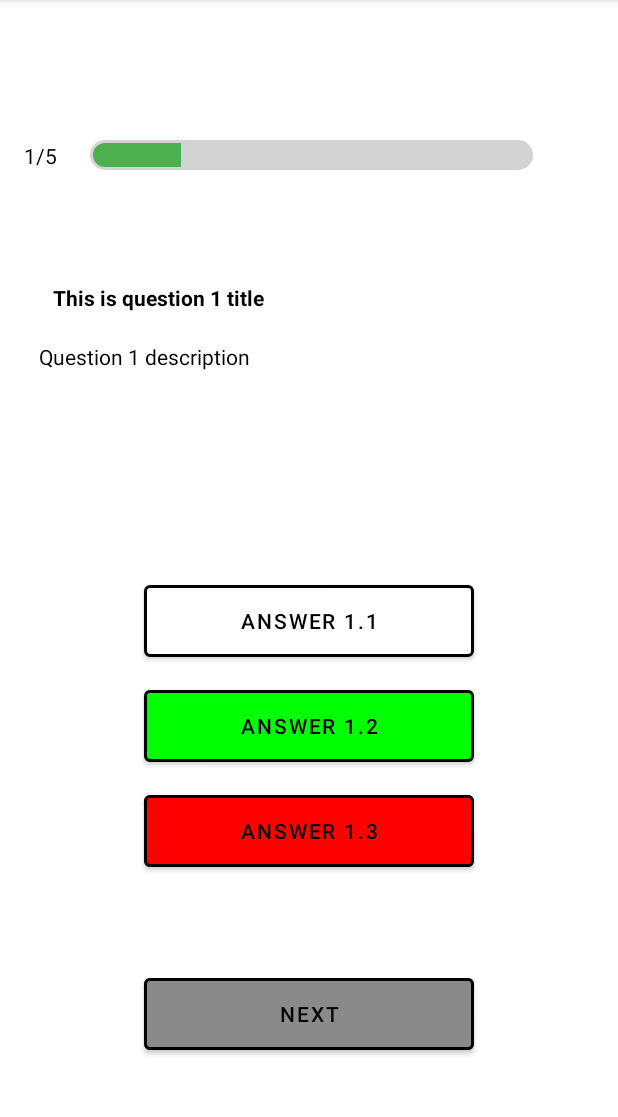
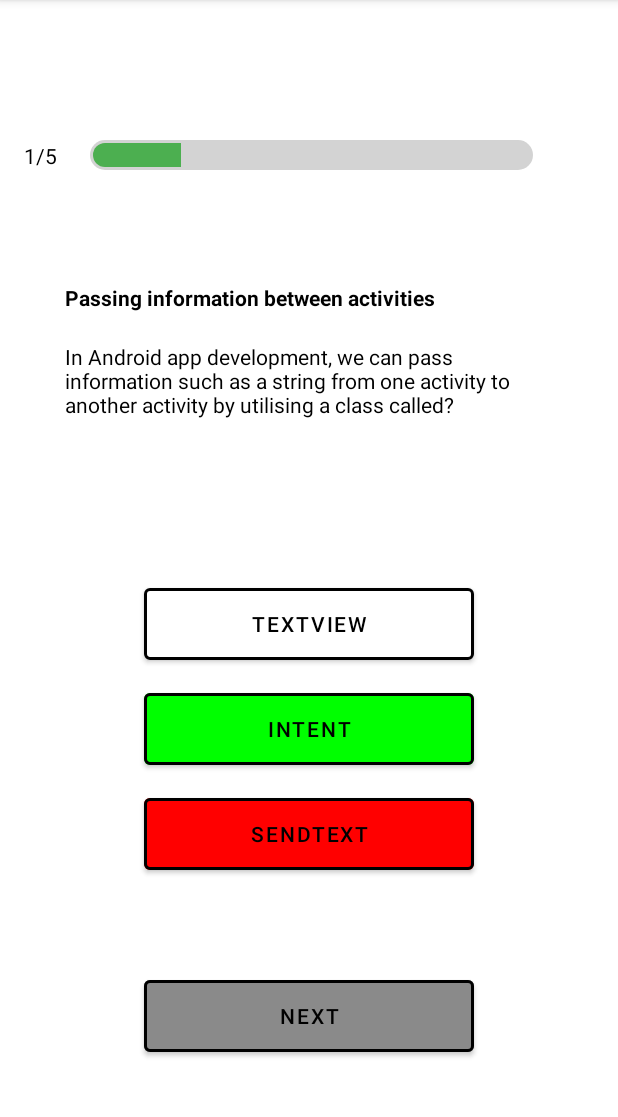
Before and after one commit to jasonandrea/SIT305-Task3.1P, an Android app: the QuestionActivity screen opened directly, with no data from a screen before it, after a tap on "SUBMIT", on a phone screen of 412 x 824 dp, the part 84-1201 px from its top. Run offline under Robolectric (Android 15) with nearby library versions, the phone set to English and light mode, and no system bars; 3 other taps on this screen came first.

Commit message:
Changes: activity_question.xml layout, questions for QuestionActivity - Modified placement of TextViews for question title and description - Removed placeholder questions and answers - Added 5 questions and answers for each questions

```diff
--- a/app/src/main/res/layout/activity_question.xml
+++ b/app/src/main/res/layout/activity_question.xml
@@ -43,20 +43,19 @@
 
     <TextView
         android:id="@+id/questionTitleText"
-        android:layout_width="wrap_content"
+        android:layout_width="325dp"
         android:layout_height="wrap_content"
         android:layout_marginTop="75dp"
         android:textColor="#000000"
         android:textStyle="bold"
         app:layout_constraintEnd_toEndOf="parent"
-        app:layout_constraintHorizontal_bias="0.13"
         app:layout_constraintStart_toStartOf="parent"
         app:layout_constraintTop_toBottomOf="@+id/questionProgressText" />
 
     <TextView
         android:id="@+id/questionDescText"
-        android:layout_width="360dp"
-        android:layout_height="124dp"
+        android:layout_width="325dp"
+        android:layout_height="126dp"
         android:layout_marginTop="20dp"
         android:textColor="#000000"
         app:layout_constraintEnd_toEndOf="parent"
--- a/app/src/main/res/values/strings.xml
+++ b/app/src/main/res/values/strings.xml
@@ -17,42 +17,42 @@
         <item>@array/answer5</item>
     </array>
     <string-array name="questionTitles">
-        <item>This is question 1 title</item>
-        <item>This is question 2 title</item>
-        <item>This is question 3 title</item>
-        <item>This is question 4 title</item>
-        <item>This is question 5 title</item>
+        <item>Passing information between activities</item>
+        <item>Starting an activity</item>
+        <item>Lifecycle of an activity</item>
+        <item>Constraint widget</item>
+        <item>First stage of an activity lifecycle</item>
     </string-array>
     <string-array name="questionDescriptions">
-        <item>Question 1 description</item>
-        <item>Question 2 description</item>
-        <item>Question 3 description</item>
-        <item>Question 4 description</item>
-        <item>Question 5 description</item>
+        <item>In Android app development, we can pass information such as a string from one activity to another activity by utilising a class called?</item>
+        <item>When this method is called, it will start an activity and the method expects something in return (e.g. name, score, etc..). What is the name of this method?</item>
+        <item>The entire lifecycle of an activity is defined by several methods. What is the name of the last method?</item>
+        <item>Which of these is not a valid constraint type?</item>
+        <item>This method is called when the activity is first created. Ideally, when this method is called, it should do all static set up such as creating views. What is the name of this method?</item>
     </string-array>
     <string-array name="answer1">
-        <item>Answer 1.1</item>
-        <item>Answer 1.2</item>
-        <item>Answer 1.3</item>
+        <item>TextView</item>
+        <item>Intent</item>
+        <item>SendText</item>
     </string-array>
     <string-array name="answer2">
-        <item>Answer 2.1</item>
-        <item>Answer 2.2</item>
-        <item>Answer 2.3</item>
+        <item>getResultFromActivity</item>
+        <item>startActivity</item>
+        <item>startActivityForResult</item>
     </string-array>
     <string-array name="answer3">
-        <item>Answer 3.1</item>
-        <item>Answer 3.2</item>
-        <item>Answer 3.3</item>
+        <item>onDestroy</item>
+        <item>onStop</item>
+        <item>onFinish</item>
     </string-array>
     <string-array name="answer4">
-        <item>Answer 4.1</item>
-        <item>Answer 4.2</item>
-        <item>Answer 4.3</item>
+        <item>Auto</item>
+        <item>Wrap Content</item>
+        <item>Fixed</item>
     </string-array>
     <string-array name="answer5">
-        <item>Answer 5.1</item>
-        <item>Answer 5.2</item>
-        <item>Answer 5.3</item>
+        <item>onStart</item>
+        <item>onRestart</item>
+        <item>onCreate</item>
     </string-array>
 </resources>
```
